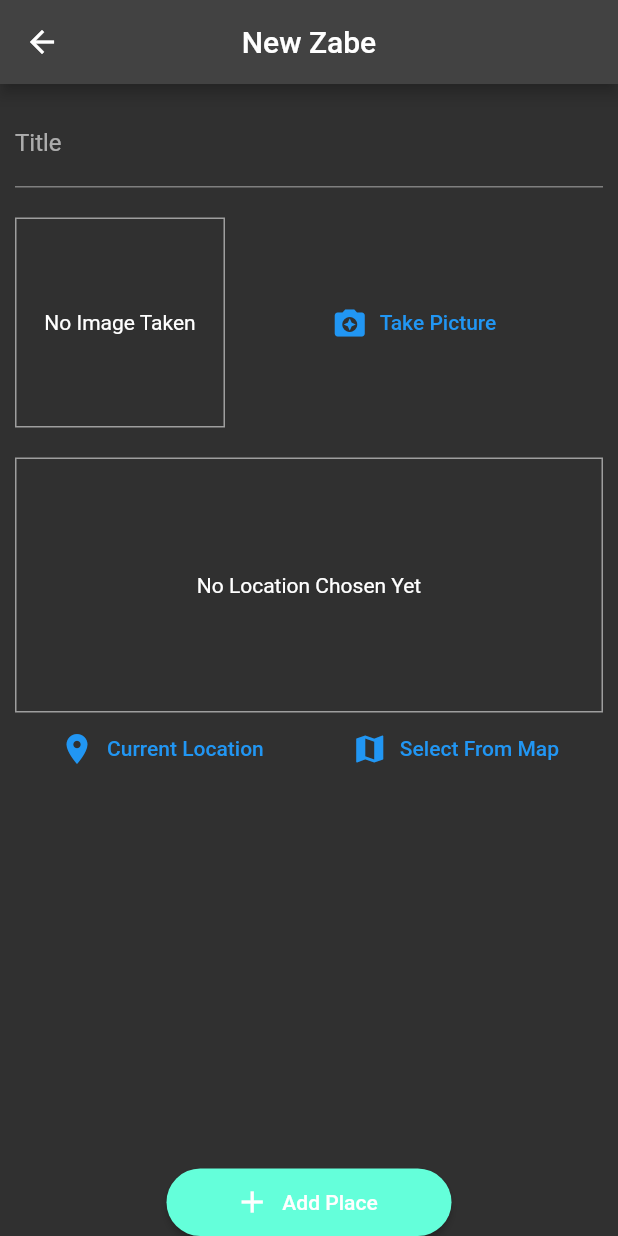
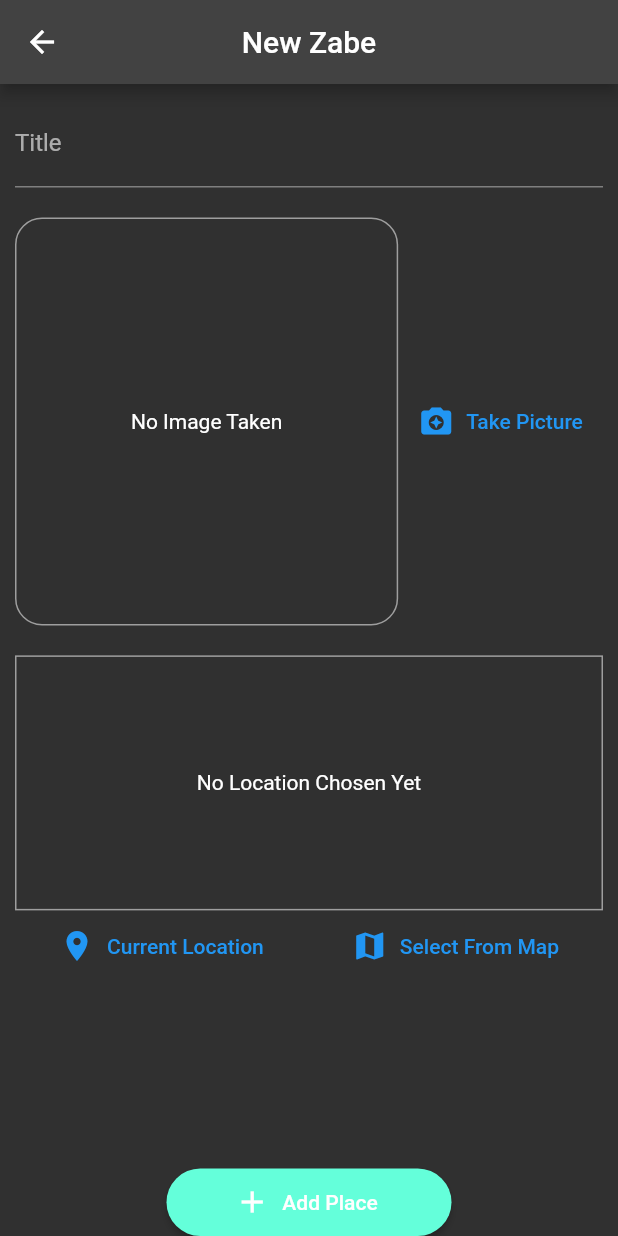
Before and after one commit to Oneya4/Scenary, a Flutter app: the AddPlaceScreen screen opened by its route, on a phone screen of 412 x 824 dp. Run offline on Flutter 3.47's test engine with Material 2 defaults, Android fonts, the phone set to English and light mode, and no system bars; our stand-ins replace google_maps_flutter, image_picker, location, sqflite; accounts and stored records are empty; network calls fail.

Commit message:
Update image_input.dart

```diff
--- a/lib/widgets/image_input.dart
+++ b/lib/widgets/image_input.dart
@@ -38,18 +38,25 @@ class _ImageInputState extends State<ImageInput> {
 
   @override
   Widget build(BuildContext context) {
+    final deviceSize = MediaQuery.of(context).size;
+
     return Row(
       children: [
         Container(
-          width: 140,
-          height: 140,
-          decoration:
-              BoxDecoration(border: Border.all(width: 1, color: Colors.grey)),
+          width: deviceSize.width * .62,
+          height: deviceSize.height * .33,
+          decoration: BoxDecoration(
+            border: Border.all(width: 1, color: Colors.grey),
+            borderRadius: BorderRadius.circular(18),
+          ),
           child: _storedImage != null
-              ? Image.file(
-                  _storedImage!,
-                  fit: BoxFit.cover,
-                  width: double.infinity,
+              ? ClipRRect(
+                  borderRadius: BorderRadius.circular(18),
+                  child: Image.file(
+                    _storedImage!,
+                    fit: BoxFit.cover,
+                    width: double.maxFinite,
+                  ),
                 )
               : Text('No Image Taken', textAlign: TextAlign.center),
           alignment: Alignment.center,
```
